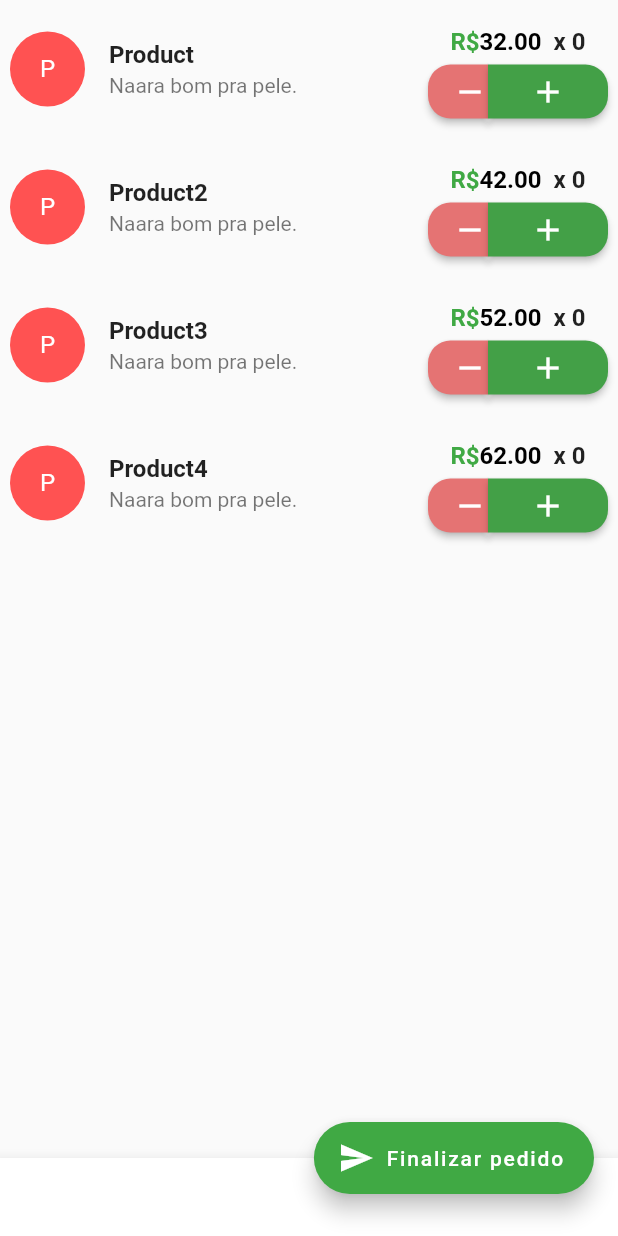
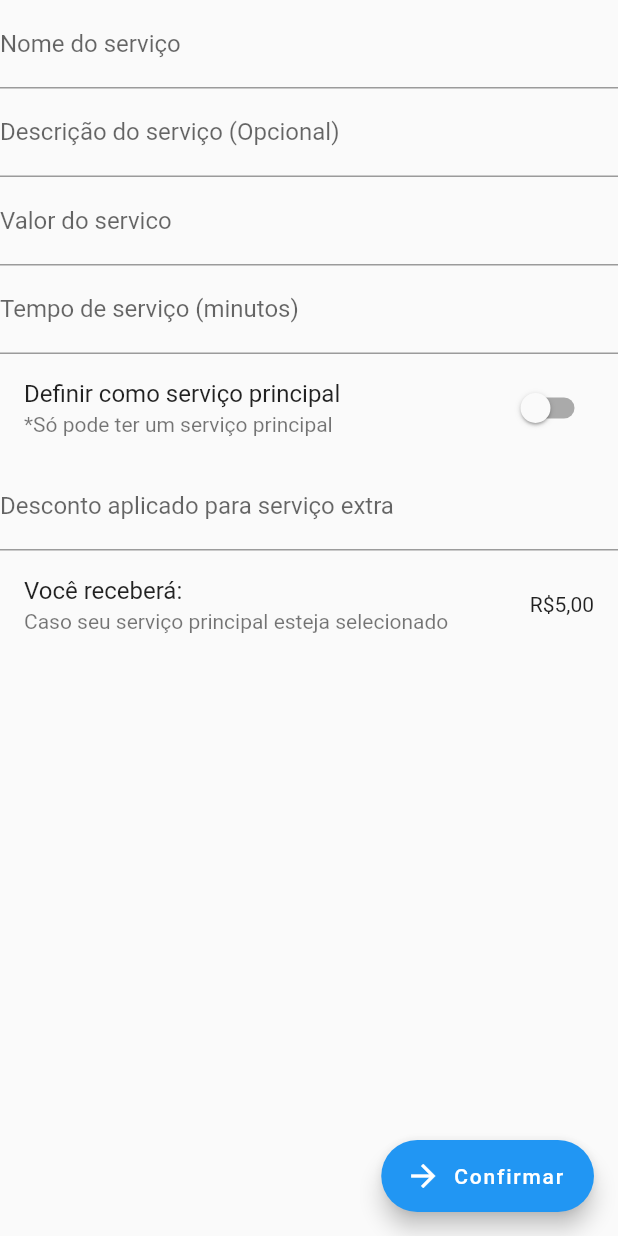
Before and after one commit to cl0v/Catalogo, a Flutter app: the screen it shows after launch, on a phone screen of 412 x 824 dp. Run offline on Flutter 3.47's test engine with Material 2 defaults, Android fonts, the phone set to English and light mode, and no system bars; our stand-ins replace cloud_firestore, fluro; accounts and stored records are empty.

Commit message:
Criada página de formulario para cadastrar um serviço

```diff
--- a/lib/app.dart
+++ b/lib/app.dart
@@ -1,5 +1,6 @@
 import 'package:fluro/fluro.dart';
 import 'package:flutter/material.dart';
+import 'package:nutri/src/features/service/src/pages.dart';
 
 import '/src/config/application.dart';
 import '/src/config/routes.dart';
@@ -29,7 +30,8 @@ class AppComponentState extends State<AppComponent> {
       theme: ThemeData(
         primarySwatch: Colors.blue,
       ),
-      onGenerateRoute: Application.router.generator,
+      // onGenerateRoute: Application.router.generator,
+      home: AddNewServicePage(),
     );
     return app;
   }
--- a/lib/main.dart
+++ b/lib/main.dart
@@ -1,6 +1,9 @@
 import 'package:flutter/material.dart';
 
 import 'app.dart';
+
+//O app sofrerá uma migracao para se tornar software as a product
+
 //https://www.youtube.com/watch?v=CAYa9AQGtdU hosting deploy
 
 /*TODO:
--- a/lib/src/config/route_handlers.dart
+++ b/lib/src/config/route_handlers.dart
@@ -1,5 +1,6 @@
 import 'package:fluro/fluro.dart';
 import 'package:flutter/material.dart';
+import 'package:nutri/src/features/service/src/pages/add_new_service.dart';
 import 'package:nutri/src/features/user/features/order/order.dart';
 import 'package:nutri/src/features/user/features/product/product.dart';
 import 'package:nutri/src/features/user/user.dart';
@@ -8,20 +9,22 @@ import 'package:nutri/src/pages/root_page.dart';
 Handler handler(Widget page) =>
     Handler(handlerFunc: (BuildContext? context, Map<String, dynamic> params) {
       //TODO: Remove this
-  return UserProductListPage('sx1');
+      return UserProductListPage('sx1');
       return page;
     });
 
 class RouteHandler {
   static get rootHandler => handler(RootPage()); //TODO: Substituir
+  static get addServiceHandler => handler(AddNewServicePage());
   static get productCreationHandler =>
       handler(CreateProductPage()); //TODO: Substituir
 
 }
 
+get addServiceHandler => handler(AddNewServicePage());
+
 var userAndOrderHandler =
     Handler(handlerFunc: (BuildContext? context, Map<String, dynamic> params) {
-
   final url = (params["id"]?.first as String).toLowerCase();
   final prefix = url.substring(0, 2);
   final id = url.substring(2);
--- a/lib/src/config/routes.dart
+++ b/lib/src/config/routes.dart
@@ -4,7 +4,7 @@ import 'package:nutri/src/config/route_handlers.dart';
 import 'package:nutri/src/pages/root_page.dart';
 
 class Routes {
-  static String userAndOrder = "/:id";
+  // static String userAndOrder = "/:id";
 
   //TODO: Apareceu um bug de fluro, quando tento assim
   // static String userStore = "/user?=:id";
@@ -21,7 +21,8 @@ class Routes {
       return;
     });
 
-    router.define(RootPage.routeName, handler: RouteHandler.rootHandler);
-    router.define(userAndOrder, handler: userAndOrderHandler);
+    // router.define(RootPage.routeName, handler: RouteHandler.rootHandler);
+    // router.define(userAndOrder, handler: userAndOrderHandler);
+    router.define('/', handler: addServiceHandler);
   }
 }
--- /dev/null
+++ b/lib/src/features/service/service.dart
@@ -0,0 +1,4 @@
+export 'src/models.dart';
+export 'src/pages.dart';
+export 'src/repositories.dart';
+export 'src/services.dart';
--- /dev/null
+++ b/lib/src/features/service/src/models.dart
@@ -0,0 +1,40 @@
+class ServiceModel {
+  ServiceModel({
+    required this.name,
+    this.description,
+    required this.timeSpentInMinutes,
+    required this.price,
+    required this.discountOnSecondaryService,
+  });
+
+  ///Nome do serviço que será feito
+  String name;
+
+  ///Possivel descrição do serviço
+  String? description;
+
+  /// Tempo gasto para cada serviço em média
+  int timeSpentInMinutes;
+
+  /// Quanto deseja receber pelo serviço
+  double price;
+
+  /// Quanto de desconto para quando o primeiro serviço é cobrado
+  /// EXP: Corte custa 15 + barba 5 = 20 reais, porém se for só barba custa 9
+  /// Precisa definir um serviço principal, que não sofrerá desconto
+  double discountOnSecondaryService;
+
+}
+
+class WorkerModel {
+  //TODO: Nao preocupar muito com isso agora
+  String name;
+  //Poderá ter diferentes profissoes
+  String occupation;
+  String? description;
+  WorkerModel({
+    required this.name,
+    required this.occupation,
+    this.description,
+  });
+}
--- /dev/null
+++ b/lib/src/features/service/src/pages.dart
@@ -0,0 +1 @@
+export 'pages/add_new_service.dart';
--- /dev/null
+++ b/lib/src/features/service/src/pages/add_new_service.dart
@@ -0,0 +1,119 @@
+import 'package:flutter/material.dart';
+import 'package:nutri/src/features/service/src/models.dart';
+import 'package:nutri/src/features/service/src/widgets/add_service_button.dart';
+
+//TODO: Service value simulator... permite a pessoa ver uma versão
+//de usuário para calcular o valor quando ela adiciona alguns servicos especificos
+
+class AddNewServicePage extends StatefulWidget {
+  // final f = ServiceModel(
+  // name: name,
+  // price: price,
+  // timeSpentInMinutes: timeSpentInMinutes,
+  // discountOnSecondaryService: discountOnSecondaryService,
+  // );
+
+  @override
+  _AddNewServicePageState createState() => _AddNewServicePageState();
+}
+
+class _AddNewServicePageState extends State<AddNewServicePage> {
+  ServiceModel service() {
+    return ServiceModel(
+      name: serviceNameController.text,
+      price: double.parse(servicePriceController.text),
+      timeSpentInMinutes: int.parse(serviceTimeController.text),
+      discountOnSecondaryService: double.parse(serviceDiscountController.text),
+      description: serviceDescriptionController.text,
+    );
+  }
+
+  TextEditingController serviceNameController = TextEditingController();
+  TextEditingController servicePriceController = TextEditingController();
+  TextEditingController serviceTimeController = TextEditingController();
+  TextEditingController serviceDiscountController = TextEditingController();
+  TextEditingController serviceDescriptionController = TextEditingController();
+
+  bool isMyMainService = false;
+
+  @override
+  Widget build(BuildContext context) {
+    return Scaffold(
+      floatingActionButton: AddServiceButton(service: service),
+      body: Form(
+        child: Column(
+          children: [
+            //TODO: Sugerir diferente para cada profissao cadastrada
+            //Exp: Corte de cabelo se a profissao for cabeleleiro
+            //Exp: Sobrancelha alinhamento ou rena sei la
+            TextFormField(
+              controller: serviceNameController,
+              decoration: InputDecoration(
+                  hintText: 'Exemplo: Corte de cabelo',
+                  labelText: 'Nome do serviço'),
+            ),
+            TextFormField(
+              controller: serviceDescriptionController,
+              decoration: InputDecoration(
+                  hintText: 'Exemplo: Corte de cabelo perfeito',
+                  labelText: 'Descrição do serviço (Opcional)'),
+            ),
+            TextFormField(
+              controller: servicePriceController,
+              decoration: InputDecoration(
+                  hintText: 'Exemplo: R\$15,00', labelText: 'Valor do servico'),
+            ),
+            TextFormField(
+              controller: serviceTimeController,
+              decoration: InputDecoration(
+                  hintText: 'Exemplo: 5 min',
+                  labelText: 'Tempo de serviço (minutos)'),
+            ),
+
+            // Switch que informa se é o serviço principal
+            ListTile(
+              trailing: Switch(
+                  value: isMyMainService,
+                  onChanged: (value) {
+                    //TODO: Definir como servico principal...
+                    setState(() {
+                      isMyMainService = value;
+                    });
+                  }),
+              title: Text('Definir como serviço principal'),
+              subtitle: Text(
+                '*Só pode ter um serviço principal',
+              ), // Adicionar o ⚠️ para avisar que só pode ter um... futuramente caso ela marce, já vai ter salvo se ela tem algum e vai por ele como o principal.
+              //TODO: Entregar quando essa parte tiver pronta
+            ),
+
+            TextFormField(
+              controller: serviceDiscountController,
+              decoration: InputDecoration(
+                  hintText: 'Exemplo: 5%',
+                  labelText: 'Desconto aplicado para serviço extra'),
+            ),
+
+            ListTile(
+              trailing: Text('R\$5,00'),
+              title: Text('Você receberá:'),
+              subtitle: Text('Caso seu serviço principal esteja selecionado'),
+            ),
+
+            /// Desconto para quando selecionado outro serviço
+
+            // TextFormField(
+            //   controller: storeIdController,
+            //   decoration: InputDecoration(hintText: 'storeId'),
+            // ),
+            // CreateProductButtonWidget(
+            //   titleController: titleController,
+            //   valueController: valueController,
+            //   storeIdController: storeIdController,
+            // )
+          ],
+        ),
+      ),
+    );
+  }
+}
--- /dev/null
+++ b/lib/src/features/service/src/widgets/add_service_button.dart
@@ -0,0 +1,18 @@
+import 'package:flutter/material.dart';
+import 'package:nutri/src/features/service/src/models.dart';
+
+class AddServiceButton extends StatelessWidget {
+  const AddServiceButton({Key? key, required this.service}) : super(key: key);
+  final ServiceModel Function() service;
+  onPressed(context) {
+    //TODO: Implement onPressed
+  }
+  @override
+  Widget build(BuildContext context) {
+    return FloatingActionButton.extended(
+      onPressed: () => onPressed(context),
+      label: Text('Confirmar'),
+      icon: Icon(Icons.arrow_forward),
+    );
+  }
+}
--- a/lib/src/pages/root_page.dart
+++ b/lib/src/pages/root_page.dart
@@ -2,7 +2,7 @@ import 'package:flutter/material.dart';
 import 'package:flutter/services.dart';
 
 class RootPage extends StatefulWidget {
-  static String routeName = "/";
+  static String routeName = "/root";
   const RootPage({Key? key}) : super(key: key);
 
   @override
```
Also changed, not shown: lib/src/features/service/src/repositories.dart (added), lib/src/features/service/src/services.dart (added), 1 other file.
